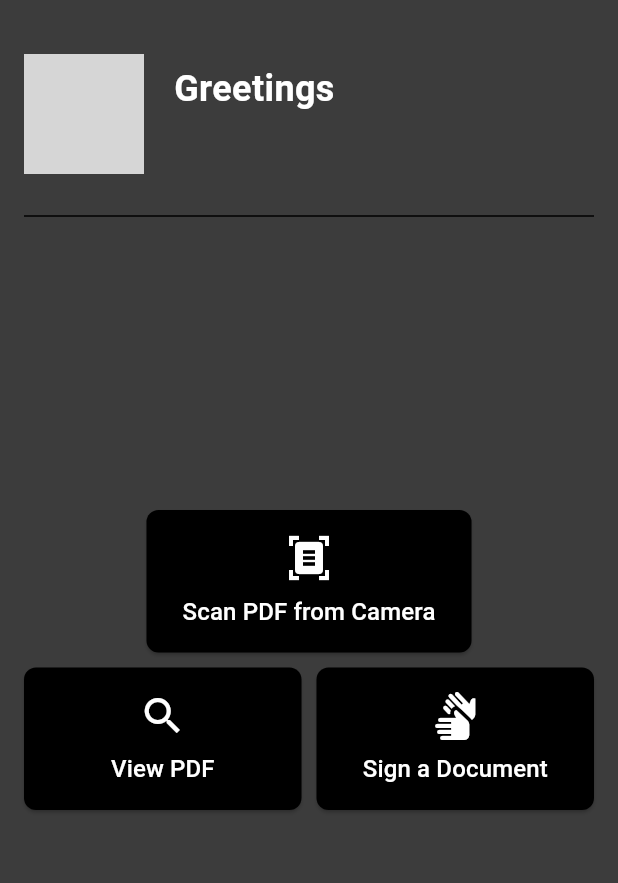
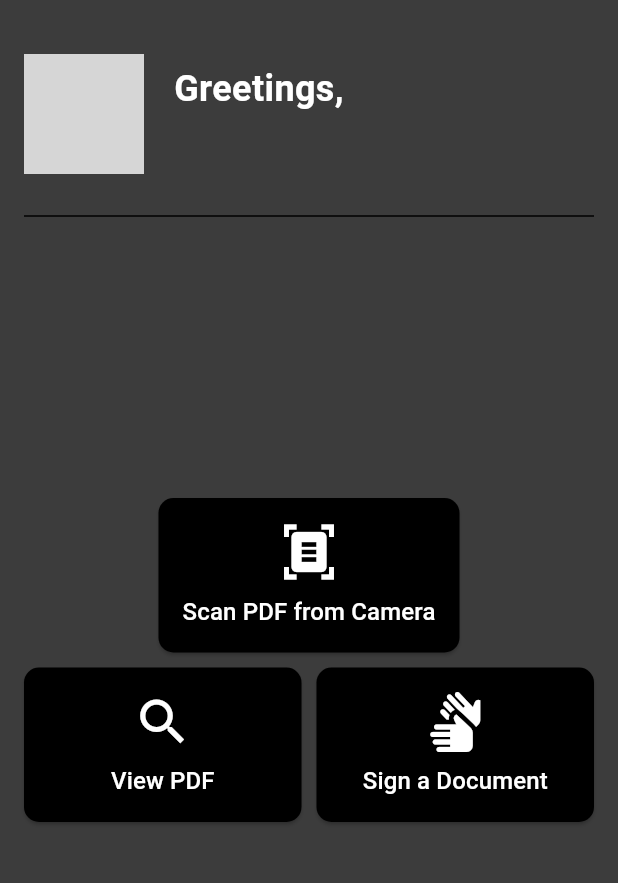
Before and after one commit to im-nilesh/pdf_viewer, a Flutter app: the screen it shows after launch, after a tap on "Next", on a phone screen of 412 x 824 dp, the part 120-1003 px from its top. Run offline on Flutter 3.47's test engine with Material 3 defaults, Android fonts, the phone set to English and light mode, and no system bars; our stand-ins replace google_fonts, image_picker, shared_preferences; missing offline and left inert: flutter_pdfview; network calls fail; grey boxes are pictures that could not be loaded.

```diff
--- a/lib/screens/Mainscreen.dart
+++ b/lib/screens/Mainscreen.dart
@@ -1,7 +1,10 @@
+// lib/screens/main_screen.dart
+
 import 'package:flutter/material.dart';
 import 'package:google_fonts/google_fonts.dart';
-import 'package:pdf_viewer/widgets/buttons.dart';
-import 'package:cupertino_icons/cupertino_icons.dart';
+
+import 'package:pdf_viewer/screens/camera_screen.dart';
+import 'package:pdf_viewer/widgets/customButton.dart';
 
 class MainScreen extends StatelessWidget {
   final String username;
@@ -46,7 +49,7 @@ class MainScreen extends StatelessWidget {
                   crossAxisAlignment: CrossAxisAlignment.start,
                   children: [
                     const Text(
-                      'Greetings',
+                      'Greetings,',
                       style: TextStyle(
                         fontSize: 24,
                         fontWeight: FontWeight.bold,
@@ -79,7 +82,11 @@ class MainScreen extends StatelessWidget {
                     icon: Icons.document_scanner,
                     text: 'Scan PDF from Camera',
                     onPressed: () {
-                      // Define the action for button 1
+                      Navigator.push(
+                        context,
+                        MaterialPageRoute(
+                            builder: (context) => const CameraScreen()),
+                      );
                     },
                   ),
                   const SizedBox(height: 10),
--- a/lib/widgets/buttons.dart
+++ b/lib/widgets/customButton.dart
@@ -1,4 +1,4 @@
-// lib/widgets/custom_button.dart
+// lib/widgets/buttons.dart
 
 import 'package:flutter/material.dart';
 
@@ -18,24 +18,22 @@ class CustomButton extends StatelessWidget {
   Widget build(BuildContext context) {
     return ElevatedButton(
       style: ElevatedButton.styleFrom(
-        backgroundColor: Colors.black, // Button color
-        padding: EdgeInsets.symmetric(vertical: 16, horizontal: 24),
+        backgroundColor: Colors.black,
+        padding: const EdgeInsets.all(16.0),
         shape: RoundedRectangleBorder(
-          borderRadius: BorderRadius.circular(8), // Rounded corners
+          borderRadius:
+              BorderRadius.circular(10.0), // Adjust the radius as needed
         ),
       ),
       onPressed: onPressed,
       child: Column(
-        mainAxisSize: MainAxisSize.min,
+        mainAxisAlignment: MainAxisAlignment.center,
         children: [
-          Icon(icon, color: Colors.white, size: 32),
+          Icon(icon, color: Colors.white, size: 40),
           const SizedBox(height: 8),
           Text(
             text,
-            style: const TextStyle(
-              color: Colors.white,
-              fontSize: 16,
-            ),
+            style: const TextStyle(color: Colors.white, fontSize: 16),
           ),
         ],
       ),
```
Also changed, not shown: lib/screens/camera_screen.dart (added, +102 -0 lines), lib/widgets/viewPdf.dart (added, +23 -0 lines), pubspec.yaml (+8 -0 lines), pubspec.lock, 6 other files.
